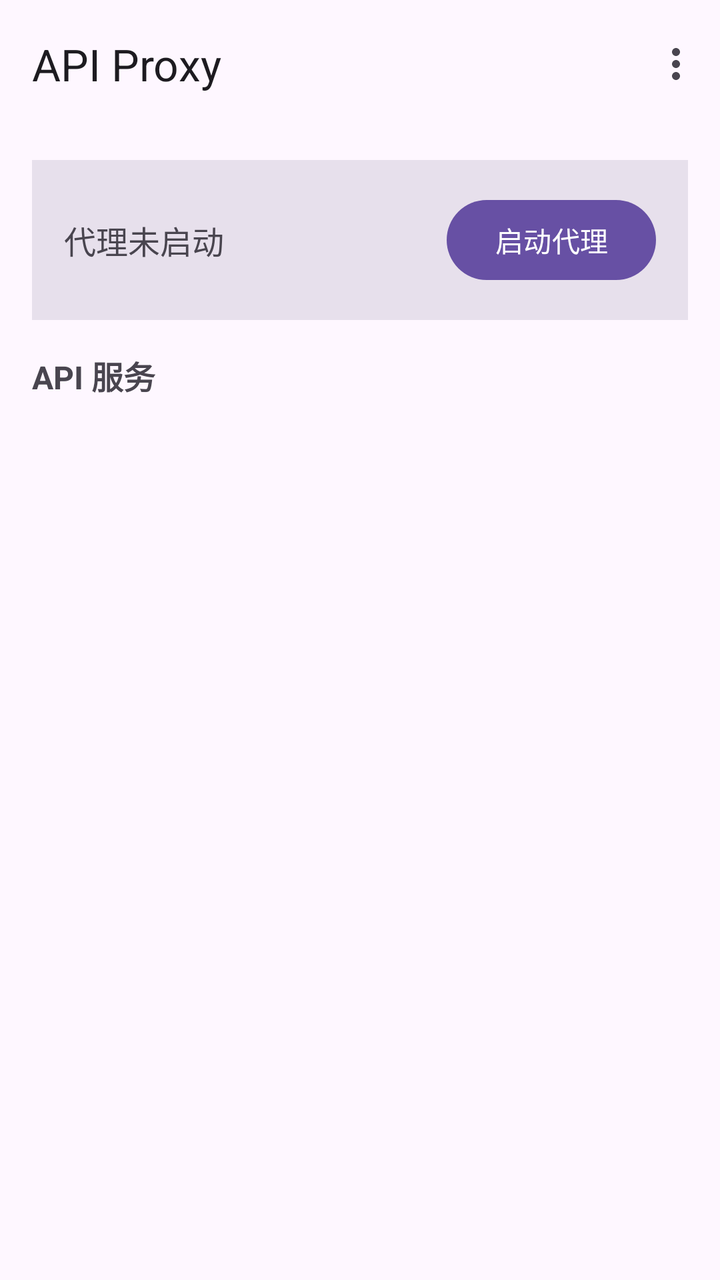
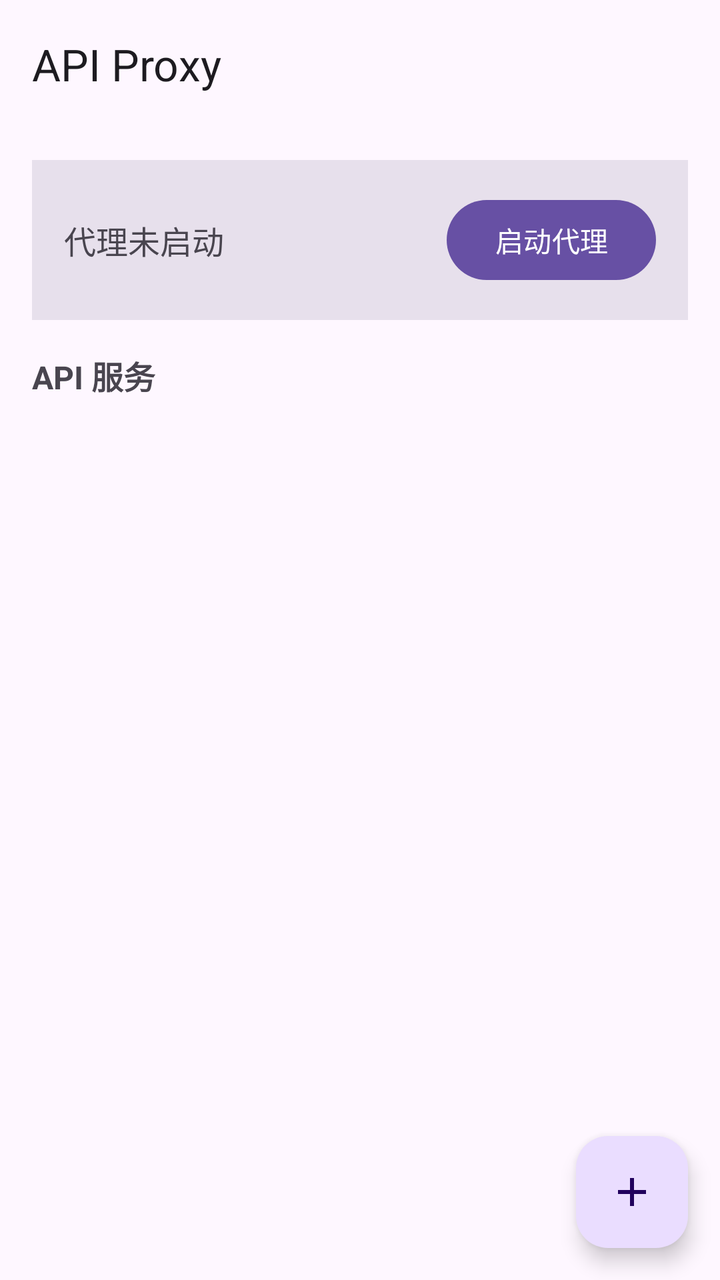

Screens rendered from an Android XML layout before and after an edit, with the pre-edit source and the edit as a unified diff.
<!-- AndroidManifest.xml: activity theme Theme.APIProxy -->
<!-- res/layout/activity_main.xml -->
<?xml version="1.0" encoding="utf-8"?>
<LinearLayout xmlns:android="http://schemas.android.com/apk/res/android"
    xmlns:app="http://schemas.android.com/apk/res-auto"
    android:layout_width="match_parent"
    android:layout_height="match_parent"
    android:orientation="vertical">

    <com.google.android.material.appbar.MaterialToolbar
        android:id="@+id/toolbar"
        android:layout_width="match_parent"
        android:layout_height="?attr/actionBarSize"
        android:background="?attr/colorSurface"
        android:elevation="0dp"
        app:title="@string/app_name"
        app:menu="@menu/menu_main" />

    <LinearLayout
        android:layout_width="match_parent"
        android:layout_height="match_parent"
        android:orientation="vertical"
        android:padding="16dp">

        
        <LinearLayout
            android:layout_width="match_parent"
            android:layout_height="wrap_content"
            android:orientation="horizontal"
            android:gravity="center_vertical"
            android:layout_marginBottom="16dp"
            android:background="?attr/colorSurfaceVariant"
            android:padding="16dp">

            <LinearLayout
                android:layout_width="0dp"
                android:layout_height="wrap_content"
                android:layout_weight="1"
                android:orientation="vertical">

                <TextView
                    android:id="@+id/tvStatus"
                    android:layout_width="wrap_content"
                    android:layout_height="wrap_content"
                    android:text="代理未启动"
                    android:textSize="16sp" />

                <TextView
                    android:id="@+id/tvEndpoint"
                    android:layout_width="wrap_content"
                    android:layout_height="wrap_content"
                    android:textSize="12sp"
                    android:textColor="?attr/colorPrimary"
                    android:visibility="gone" />

            </LinearLayout>

            <com.google.android.material.button.MaterialButton
                android:id="@+id/btnToggleProxy"
                android:layout_width="wrap_content"
                android:layout_height="wrap_content"
                android:text="启动代理" />

        </LinearLayout>

        
        <TextView
            android:layout_width="wrap_content"
            android:layout_height="wrap_content"
            android:text="API 服务"
            android:textSize="16sp"
            android:textStyle="bold"
            android:layout_marginBottom="8dp" />

        <androidx.recyclerview.widget.RecyclerView
            android:id="@+id/recyclerProviders"
            android:layout_width="match_parent"
            android:layout_height="0dp"
            android:layout_weight="1"
            android:clipToPadding="false"
            android:paddingBottom="8dp" />

    </LinearLayout>

</LinearLayout>
<!-- resources referenced by this layout -->
<resources>
  <string name="app_name">API Proxy</string>
  <style name="Theme.APIProxy" parent="Theme.Material3.DayNight.NoActionBar">
          <item name="android:statusBarColor">@android:color/transparent</item>
          <item name="android:navigationBarColor">@android:color/transparent</item>
          <item name="android:enforceStatusBarContrast">false</item>
          <item name="preferenceTheme">@style/PreferenceThemeOverlay.v14.Material</item>
      </style>
</resources>

<!-- the commit's change to res/layout/activity_main.xml (unified diff, before → after) -->
@@ -1,9 +1,8 @@
 <?xml version="1.0" encoding="utf-8"?>
-<LinearLayout xmlns:android="http://schemas.android.com/apk/res/android"
+<RelativeLayout xmlns:android="http://schemas.android.com/apk/res/android"
     xmlns:app="http://schemas.android.com/apk/res-auto"
     android:layout_width="match_parent"
-    android:layout_height="match_parent"
-    android:orientation="vertical">
+    android:layout_height="match_parent">
 
     <com.google.android.material.appbar.MaterialToolbar
         android:id="@+id/toolbar"
@@ -11,16 +10,15 @@
         android:layout_height="?attr/actionBarSize"
         android:background="?attr/colorSurface"
         android:elevation="0dp"
-        app:title="@string/app_name"
-        app:menu="@menu/menu_main" />
+        app:title="@string/app_name" />
 
     <LinearLayout
         android:layout_width="match_parent"
         android:layout_height="match_parent"
         android:orientation="vertical"
-        android:padding="16dp">
+        android:padding="16dp"
+        android:layout_below="@id/toolbar">
 
-        
         <LinearLayout
             android:layout_width="match_parent"
             android:layout_height="wrap_content"
@@ -35,22 +33,12 @@
                 android:layout_height="wrap_content"
                 android:layout_weight="1"
                 android:orientation="vertical">
-
                 <TextView
                     android:id="@+id/tvStatus"
                     android:layout_width="wrap_content"
                     android:layout_height="wrap_content"
                     android:text="代理未启动"
                     android:textSize="16sp" />
-
-                <TextView
-                    android:id="@+id/tvEndpoint"
-                    android:layout_width="wrap_content"
-                    android:layout_height="wrap_content"
-                    android:textSize="12sp"
-                    android:textColor="?attr/colorPrimary"
-                    android:visibility="gone" />
-
             </LinearLayout>
 
             <com.google.android.material.button.MaterialButton
@@ -61,7 +49,6 @@
 
         </LinearLayout>
 
-        
         <TextView
             android:layout_width="wrap_content"
             android:layout_height="wrap_content"
@@ -80,4 +67,14 @@
 
     </LinearLayout>
 
-</LinearLayout>
+    <com.google.android.material.floatingactionbutton.FloatingActionButton
+        android:id="@+id/fabSettings"
+        android:layout_width="wrap_content"
+        android:layout_height="wrap_content"
+        android:layout_alignParentBottom="true"
+        android:layout_alignParentEnd="true"
+        android:layout_margin="16dp"
+        android:contentDescription="设置"
+        android:src="@drawable/ic_add" />
+
+</RelativeLayout>
<!-- resource entries referenced after the edit -->
@@ -1,5 +1,17 @@
 <!-- resources referenced by this layout -->
 <resources>
+  <!-- drawable ic_add (drawable) -->
+  <?xml version="1.0" encoding="utf-8"?>
+  <vector xmlns:android="http://schemas.android.com/apk/res/android"
+      android:width="24dp"
+      android:height="24dp"
+      android:viewportWidth="24"
+      android:viewportHeight="24"
+      android:tint="?attr/colorOnSurfaceVariant">
+      <path
+          android:fillColor="#FFFFFF"
+          android:pathData="M19,13h-6v6h-2v-6H5v-2h6V5h2v6h6v2z" />
+  </vector>
   <string name="app_name">API Proxy</string>
   <style name="Theme.APIProxy" parent="Theme.Material3.DayNight.NoActionBar">
           <item name="android:statusBarColor">@android:color/transparent</item>
